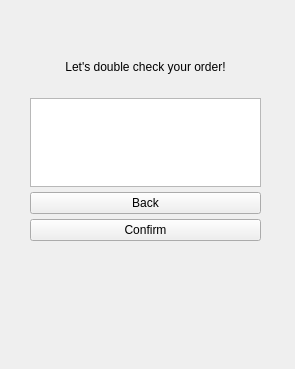
First picture: the form in cart.ui, repository ayeshnabiha/Jualan-Donat, before the edit.
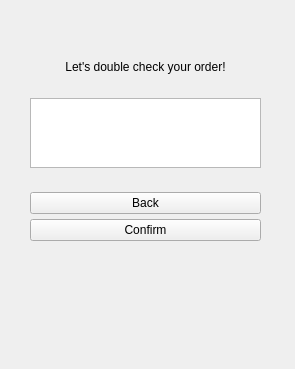
Second picture: the form after the edit.

The edit to the form file:
```diff
--- a/cart.ui
+++ b/cart.ui
@@ -22,7 +22,7 @@
      <height>181</height>
     </rect>
    </property>
-   <layout class="QVBoxLayout" name="verticalLayout_2" stretch="0,0,1,0,0">
+   <layout class="QVBoxLayout" name="verticalLayout_2" stretch="0,0,1,0,0,0">
     <property name="spacing">
      <number>5</number>
     </property>
@@ -65,6 +65,16 @@
       </property>
      </widget>
     </item>
+    <item>
+     <widget class="QLabel" name="label_Subtotal">
+      <property name="text">
+       <string/>
+      </property>
+      <property name="alignment">
+       <set>Qt::AlignmentFlag::AlignCenter</set>
+      </property>
+     </widget>
+    </item>
     <item>
      <widget class="QPushButton" name="pushButton_Back">
       <property name="text">
```
